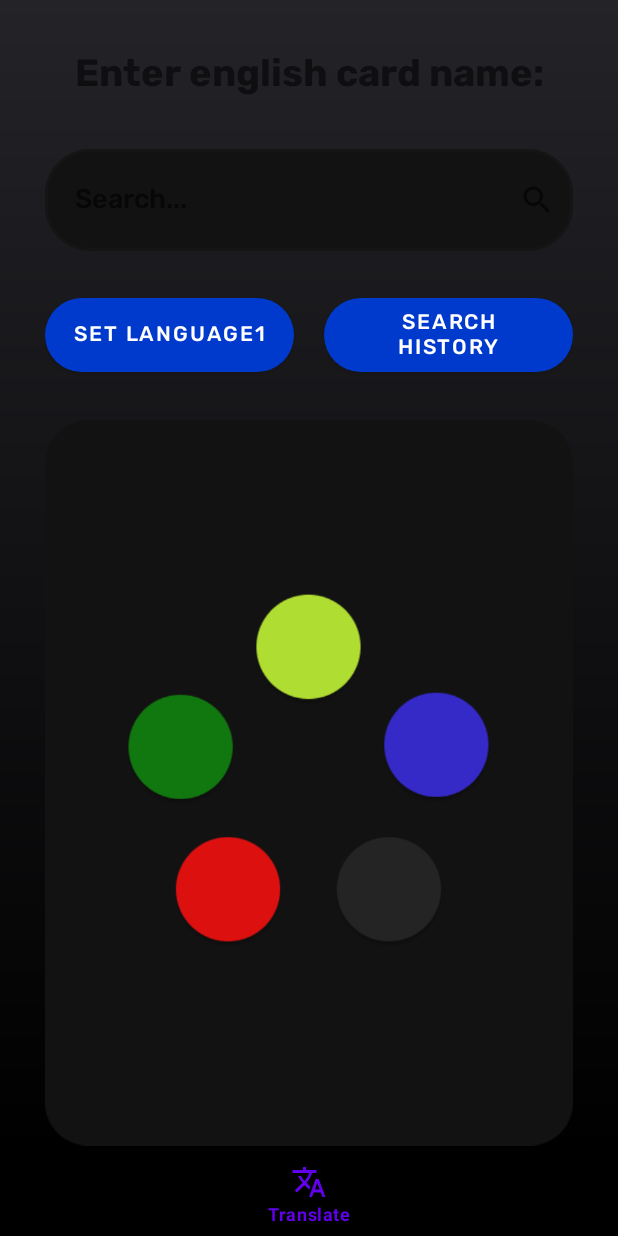
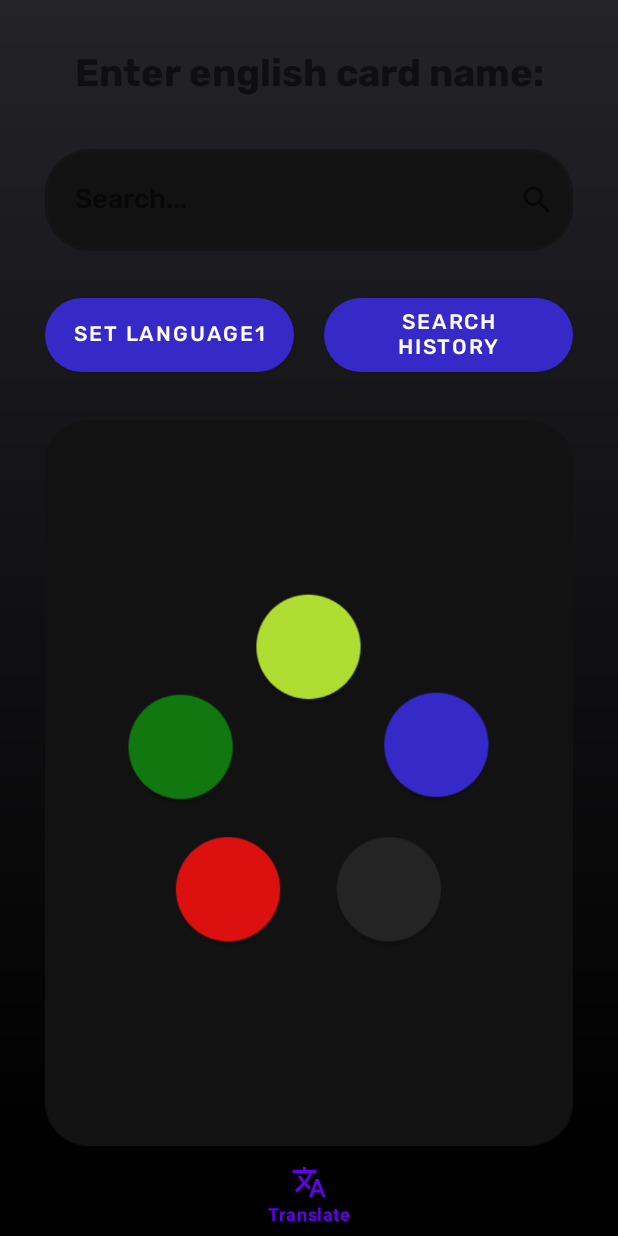
Before and after one commit to ETS-Android2/java-android-api-mtg-translator-counter-dice, an Android app: the screen it shows after launch (MainActivity), on a phone screen of 412 x 824 dp. Run offline under Robolectric (Android 15) with nearby library versions, the phone set to English and light mode, and no system bars; our stand-ins replace Picasso, Volley, navigation-ui; pictures from the network do not load.

Commit message:
new version 1.3
- add legality checker
- update design
- add start life button

```diff
--- a/app/build.gradle
+++ b/app/build.gradle
@@ -32,7 +32,7 @@ android {
 }
 
 dependencies {
-
+    implementation 'com.google.code.gson:gson:2.8.7'
     implementation 'androidx.appcompat:appcompat:1.3.0'
     implementation 'com.google.android.material:material:1.4.0'
     implementation 'androidx.constraintlayout:constraintlayout:2.0.4'
--- a/app/src/main/java/mtg/java/mymagicapp/MainActivity.java
+++ b/app/src/main/java/mtg/java/mymagicapp/MainActivity.java
@@ -1,18 +1,9 @@
 package mtg.java.mymagicapp;
 
 import android.content.Context;
-import android.content.DialogInterface;
-import android.content.SharedPreferences;
-import android.graphics.Color;
-import android.graphics.drawable.ColorDrawable;
 import android.os.Bundle;
 import com.google.android.material.bottomnavigation.BottomNavigationView;
-
-import androidx.appcompat.app.ActionBar;
-import androidx.appcompat.app.AlertDialog;
 import androidx.appcompat.app.AppCompatActivity;
-
-import android.preference.PreferenceManager;
 import android.view.View;
 import androidx.navigation.NavController;
 import androidx.navigation.Navigation;
@@ -20,17 +11,12 @@ import androidx.navigation.ui.AppBarConfiguration;
 import androidx.navigation.ui.NavigationUI;
 import mtg.java.mymagicapp.databinding.ActivityMainBinding;
 import android.view.Menu;
-import android.view.MenuItem;
 import android.view.WindowManager;
 import android.view.inputmethod.InputMethodManager;
 
-import java.util.Map;
-
 public class MainActivity extends AppCompatActivity {
 
-    private AppBarConfiguration appBarConfiguration;
     private ActivityMainBinding binding;
-    static String firstUrl = "https://api.scryfall.com/cards/named?fuzzy=";
 
     @Override
     protected void onCreate(Bundle savedInstanceState) {
@@ -39,10 +25,6 @@ public class MainActivity extends AppCompatActivity {
         binding = ActivityMainBinding.inflate(getLayoutInflater());
         setContentView(binding.getRoot());
 
-        // Take instance of Action Bar
-        // using getSupportActionBar and
-        // if it is not Null
-        // then call hide function
         if (getSupportActionBar() != null) {
             getSupportActionBar().hide();
         }
@@ -67,22 +49,8 @@ public class MainActivity extends AppCompatActivity {
     public void closeKeyboard() {
         View view = getCurrentFocus();
         if (view != null) {
-            InputMethodManager manager
-                    = (InputMethodManager)
-                    getSystemService(
-                            Context.INPUT_METHOD_SERVICE);
-            manager
-                    .hideSoftInputFromWindow(
-                            view.getWindowToken(), 0);
+            InputMethodManager manager = (InputMethodManager) getSystemService(Context.INPUT_METHOD_SERVICE);
+            manager.hideSoftInputFromWindow(view.getWindowToken(), 0);
         }
     }
-
-
-
-    @Override
-    public boolean onSupportNavigateUp() {
-        NavController navController = Navigation.findNavController(this, R.id.nav_host_fragment_content_main);
-        return NavigationUI.navigateUp(navController, appBarConfiguration)
-                || super.onSupportNavigateUp();
-    }
 }
--- a/app/src/main/java/mtg/java/mymagicapp/ThirdFragment.java
+++ b/app/src/main/java/mtg/java/mymagicapp/ThirdFragment.java
@@ -32,7 +32,6 @@ public class ThirdFragment extends Fragment {
     ImageView dTwoPlay;
     ImageView dTwenty;
     TextView dTwentyNum;
-
 
     @Override
     public View onCreateView(LayoutInflater inflater, ViewGroup container,
--- a/app/src/main/java/mtg/java/mymagicapp/ApiCall.java
+++ b/app/src/main/java/mtg/java/mymagicapp/mtgClass/ApiCall.java
@@ -1,4 +1,4 @@
-package mtg.java.mymagicapp;
+package mtg.java.mymagicapp.mtgClass;
 
 import android.content.Context;
 import com.android.volley.Request;
--- a/app/src/main/java/mtg/java/mymagicapp/AutoSuggestAdapter.java
+++ b/app/src/main/java/mtg/java/mymagicapp/mtgClass/AutoSuggestAdapter.java
@@ -1,4 +1,4 @@
-package mtg.java.mymagicapp;
+package mtg.java.mymagicapp.mtgClass;
 import android.content.Context;
 import android.widget.ArrayAdapter;
 import android.widget.Filter;
--- a/app/src/main/java/mtg/java/mymagicapp/RoundedCornersTransformation.java
+++ b/app/src/main/java/mtg/java/mymagicapp/mtgClass/RoundedCornersTransformation.java
@@ -1,4 +1,4 @@
-package mtg.java.mymagicapp;
+package mtg.java.mymagicapp.mtgClass;
 
 import com.squareup.picasso.Transformation;
 
--- a/app/src/main/res/layout/fragment_first.xml
+++ b/app/src/main/res/layout/fragment_first.xml
@@ -9,6 +9,7 @@
 
     <LinearLayout
         android:id="@+id/layout"
+        android:gravity="center_horizontal"
         android:layout_width="match_parent"
         android:layout_height="match_parent">
 
@@ -18,6 +19,7 @@
 
             <LinearLayout
                 android:layout_width="match_parent"
+                android:gravity="center_horizontal"
                 android:layout_height="match_parent"
                 android:orientation="vertical">
 
@@ -90,7 +92,7 @@
                         android:fontFamily="@font/rubik_medium"
                         android:text="Set language"
                         android:textColor="#FFFFFF"
-                        app:backgroundTint="#003ACD"
+                        app:backgroundTint="@color/water"
                         app:cornerRadius="30dp" />
 
                     <Button
@@ -103,7 +105,7 @@
                         android:fontFamily="@font/rubik_medium"
                         android:text="Search history"
                         android:textColor="#FFFFFF"
-                        app:backgroundTint="#003ACD"
+                        app:backgroundTint="@color/water"
                         app:cornerRadius="30dp" />
                 </LinearLayout>
 
@@ -146,7 +148,7 @@
                     android:layout_marginTop="20dp"
                     android:layout_marginEnd="30dp"
                     android:layout_marginRight="30dp"
-                    android:layout_marginBottom="50dp"
+                    android:layout_marginBottom="20dp"
                     android:fontFamily="@font/rubik"
                     android:gravity="center_horizontal"
                     android:textSize="18sp"
@@ -154,6 +156,38 @@
                     app:layout_constraintStart_toStartOf="parent"
                     app:layout_constraintTop_toBottomOf="@+id/type_line" />
 
+                <LinearLayout
+                    android:layout_width="match_parent"
+                    android:layout_height="wrap_content"
+                    android:gravity="center_horizontal"
+                    android:orientation="vertical">
+
+                    <TextView
+                        android:id="@+id/legal_status"
+                        android:layout_width="match_parent"
+                        android:layout_height="wrap_content"
+                        android:layout_marginLeft="30dp"
+                        android:layout_marginRight="30dp"
+                        android:layout_marginBottom="20dp"
+                        android:fontFamily="@font/rubik_bold"
+                        android:gravity="center_horizontal"
+                        android:textAppearance="@style/TextAppearance.AppCompat.Large"
+                        android:textColor="#FFFFFF" />
+
+                    <com.google.android.material.chip.ChipGroup
+                        android:id="@+id/chipsPrograms"
+                        android:layout_width="wrap_content"
+                        android:layout_height="wrap_content"
+                        android:layout_marginLeft="30dp"
+                        android:layout_marginRight="30dp"
+                        android:fontFamily="@font/rubik_medium"
+                        android:layout_marginBottom="20dp"
+                        app:chipSpacing="1dp"
+                        app:chipSpacingVertical="1dp"
+                        app:singleSelection="false"></com.google.android.material.chip.ChipGroup>
+
+                </LinearLayout>
+
             </LinearLayout>
         </ScrollView>
     </LinearLayout>
--- a/app/src/main/res/values/click.xml
+++ /dev/null
@@ -1,2 +0,0 @@
-<?xml version="1.0" encoding="utf-8"?>
-<resources></resources>
--- a/app/src/main/res/values/dimens.xml
+++ /dev/null
@@ -1,3 +0,0 @@
-<resources>
-
-</resources>
--- a/app/src/main/res/values/strings.xml
+++ b/app/src/main/res/values/strings.xml
@@ -1,6 +1,6 @@
 <resources>
     <string name="app_name">My Magic Companion</string>
-    <!-- Strings used for fragments for navigation -->
+
     <string name="first_fragment_label">MTG Card Translate</string>
     <string name="second_fragment_label">MTG Life Counter</string>
     <string name="third_fragment_label">MTG Dice Roller</string>
@@ -11,6 +11,4 @@
     <string name="action_about">About</string>
 
     <string name="hello_first_fragment">Enter english card name:</string>
-    <!-- TODO: Remove or change this placeholder text -->
-    <string name="hello_blank_fragment">Hello blank fragment</string>
 </resources>
```
Also changed, not shown: app/src/main/java/mtg/java/mymagicapp/FirstFragment.java (+76 -46 lines), app/src/main/java/mtg/java/mymagicapp/SecondFragment.java (+34 -7 lines), app/src/main/res/drawable/ic_baseline_forward_10_24.xml (added, +7 -0 lines), app/src/main/res/layout-v21/fragment_second.xml (+13 -3 lines).
